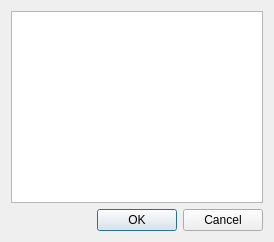
This is AudioDeviceSelector.ui in S0li7aire/voiceTest as Qt 5 draws it before an edit. The edited form follows.
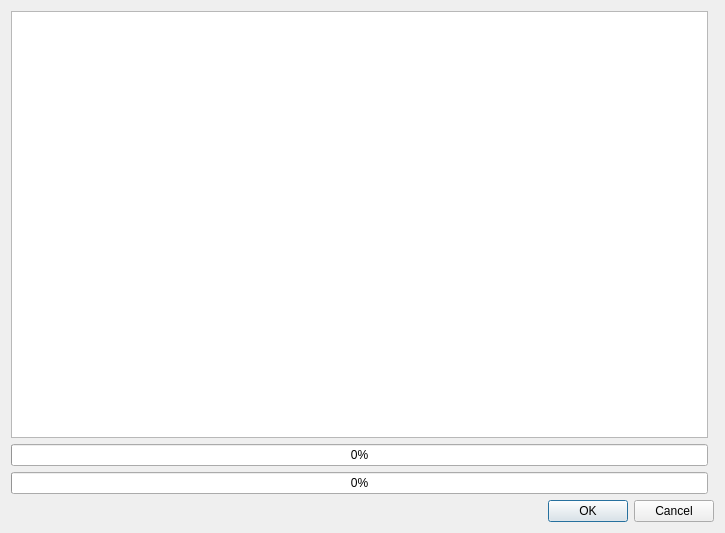
This is the edited form.

Diff of the .ui file:
```diff
--- a/AudioDeviceSelector.ui
+++ b/AudioDeviceSelector.ui
@@ -6,15 +6,45 @@
    <rect>
     <x>0</x>
     <y>0</y>
-    <width>274</width>
-    <height>242</height>
+    <width>725</width>
+    <height>533</height>
    </rect>
   </property>
   <property name="windowTitle">
    <string>Dialog</string>
   </property>
-  <layout class="QGridLayout" name="gridLayout">
-   <item row="1" column="0">
+  <layout class="QGridLayout" name="gridLayout_3">
+   <item row="0" column="0">
+    <layout class="QGridLayout" name="gl_main">
+     <item row="1" column="0">
+      <widget class="QProgressBar" name="pb_volume_l">
+       <property name="maximum">
+        <number>1000</number>
+       </property>
+       <property name="value">
+        <number>0</number>
+       </property>
+      </widget>
+     </item>
+     <item row="2" column="0">
+      <widget class="QProgressBar" name="pb_volume_r">
+       <property name="maximum">
+        <number>1000</number>
+       </property>
+       <property name="value">
+        <number>0</number>
+       </property>
+      </widget>
+     </item>
+     <item row="0" column="0">
+      <widget class="QListWidget" name="lv_deviceList"/>
+     </item>
+    </layout>
+   </item>
+   <item row="0" column="1">
+    <layout class="QGridLayout" name="gl_graph"/>
+   </item>
+   <item row="1" column="0" colspan="2">
     <widget class="QDialogButtonBox" name="buttonBox">
      <property name="orientation">
       <enum>Qt::Orientation::Horizontal</enum>
@@ -24,9 +54,6 @@
      </property>
     </widget>
    </item>
-   <item row="0" column="0">
-    <widget class="QListWidget" name="lv_deviceList"/>
-   </item>
   </layout>
  </widget>
  <resources/>
```
